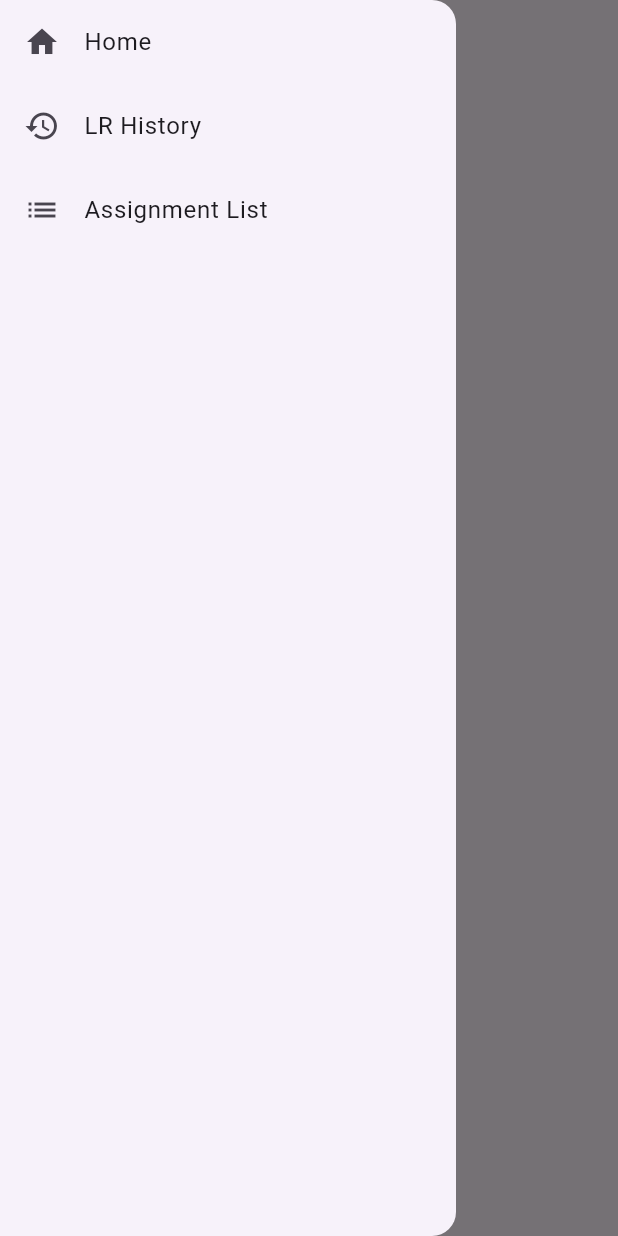
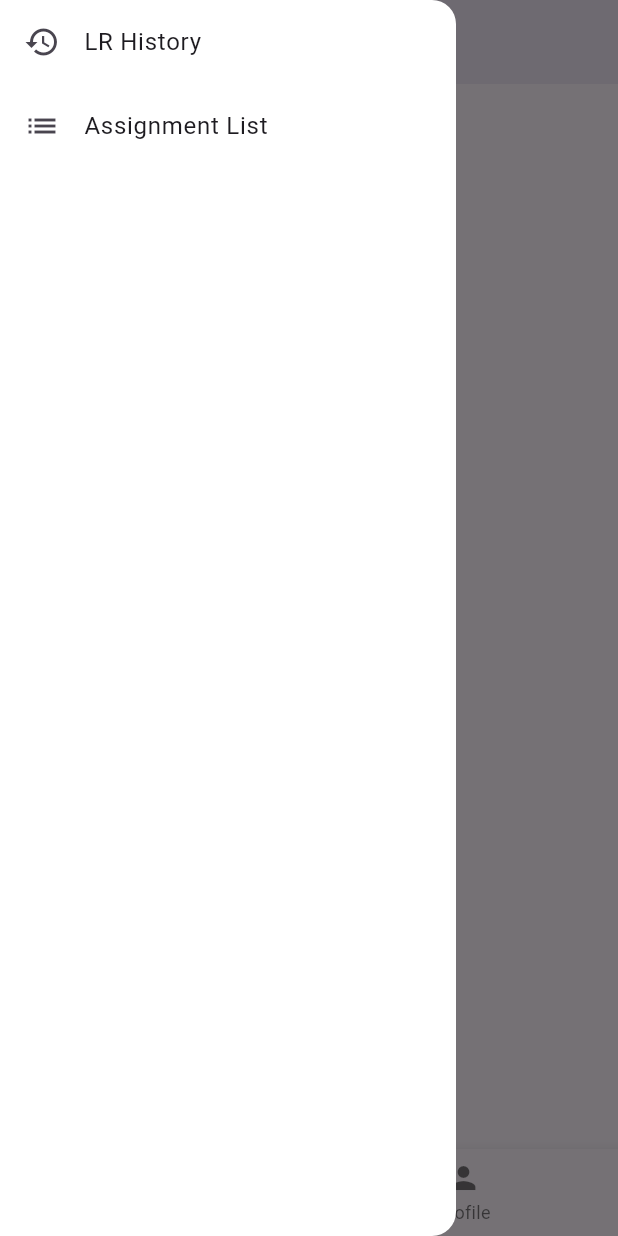
Before and after one commit to Sudharsanan11/Flutter-Project-EFF-, a Flutter app: the screen it shows after launch, with the side drawer open, on a phone screen of 412 x 824 dp. Run offline on Flutter 3.47's test engine with Material 3 defaults, Android fonts, the phone set to English and light mode, and no system bars; our stand-ins replace flutter_dotenv.

Commit message:
feat: configure routing and creating the page for doc list

```diff
--- /dev/null
+++ b/lib/api_service.dart
@@ -0,0 +1,31 @@
+import 'dart:convert';
+
+import 'package:flutter_dotenv/flutter_dotenv.dart';
+import 'package:http/http.dart' as http;
+
+
+class ApiService {
+  // final String baseurl = dotenv.env['API_BASE_URL']!;
+  // final String apikey = dotenv.env['API_KEY']!;
+  // final String apisecret = dotenv.env['API_SECRET']!;
+  final String baseurl = "http://192.168.1.18:8003";
+  final String apikey = "942e5fd49c7af84";
+  final String apiSecret = "87d8de62bc1b513";
+
+  Future<Map<String, dynamic>> getresources(String resource) async {
+    final url = "http://192.168.1.18:8003";
+    final response = await http.get(
+      Uri.parse(url+resource),
+      headers: {
+        'Content-Type': 'application/json',
+        'Authorization': 'token $apikey:$apiSecret',
+      },
+    );
+    if(response.statusCode == 200) {
+      return jsonDecode(response.body);
+    }
+    else {
+      throw Exception('Failed to load resources');
+    }
+  }
+}
--- a/lib/main.dart
+++ b/lib/main.dart
@@ -1,10 +1,21 @@
+import 'dart:async';
+import 'dart:convert';
+
 import 'package:flutter/material.dart';
 // import 'package:eff_logistics/modules/assigned_order.dart';
-import "package:erpnext_logistics_mobile/modules/form_view.dart";
+import "package:erpnext_logistics_mobile/modules/app_drawer.dart";
+import 'package:erpnext_logistics_mobile/modules/navigation_bar.dart';
+import 'package:flutter_dotenv/flutter_dotenv.dart';
+import "package:http/http.dart" as http;
+import 'package:erpnext_logistics_mobile/api_service.dart';
 
-void main() => runApp(const MaterialApp(
+Future<void> main() async{
+  // await dotenv.load(fileName: '.env');
+runApp( MaterialApp(
   home: EFF(),
 ));
+}
+
 
 class EFF extends StatefulWidget {
   const EFF({super.key});
@@ -13,117 +24,52 @@ class EFF extends StatefulWidget {
 }
 
 class _EFFState extends State<EFF> {
+  String value = "";
+
+  Future<void> _apicall() async{
+    final ApiService apiService = ApiService();
+    print("apicall");
+    print(apiService);
+    try {
+      final response = await apiService.getresources('/api/resource/Employee');
+      print(response);
+      setState(() {
+        value = response['data'].toString();
+      });
+    }
+  catch(e) {
+    print("execption");
+    print(e);
+    setState(() {
+      value = e.toString();
+    });
+  }
+}
   @override
   Widget build(BuildContext context) {
-    final List<Item> items = [
-      Item(name: "Home", icon: Icons.home),
-      Item(name: "LR History", icon: Icons.history),
-      Item(name: "Assignment List", icon: Icons.list)
-    ];
+
     return Scaffold(
       appBar: AppBar(
-        title: const Text("EFF Logistics"),
+        title: const Text("Home"),
+        elevation: 5.0,
+        // foregroundColor: Colors.grey,
       ),
-      /*drawer: Drawer(
-        child: ListView(
-          padding: EdgeInsets.zero,
-          children: <Widget>[
-            const UserAccountsDrawerHeader(
-              accountName: Text("User Name"),
-              accountEmail: Text("user@example.com"),
-              currentAccountPicture: CircleAvatar(
-                backgroundColor: Colors.white,
-                child: Text(
-                  "U",
-                  style: TextStyle(fontSize: 40.0),
-                ),
-              ),
-            ),
-            ListTile(
-              leading: const Icon(Icons.home),
-              title: const Text('Home'),
-              onTap: () {
-                Navigator.pop(context);
-              },
-            ),
-            ListTile(
-              leading: const Icon(Icons.access_time_filled_sharp),
-              title: const Text('LR History'),
-              onTap: () {
-                Navigator.pop(context);
-              },
-            ),
-            ListTile(
-              leading: const Icon(Icons.create),
-              title: const Text('Create LR'),
-              onTap: () {
-                Navigator.pop(context);
-              },
-            ),
-            ListTile(
-              leading: const Icon(Icons.check_circle),
-              title: const Text('Assigned Order'),
-              onTap: () {
-                Navigator.pop(context);
-                // Navigator.of(context).push(MaterialPageRoute(builder: (context)=>AssignedOrder()));
-              },
-            ),
-            ListTile(
-              leading: const Icon(Icons.local_shipping),
-              title: const Text('Dispatch List'),
-              onTap: () {
-                Navigator.pop(context);
-              },
-            ),
-            ListTile(
-              leading: const Icon(Icons.local_offer),
-              title: const Text('Expense Sheet'),
-              onTap: () {
-                Navigator.pop(context);
-              },
-            ),
-            ListTile(
-              leading: const Icon(Icons.account_balance_wallet),
-              title: const Text('Other Expense'),
-              onTap: () {
-                Navigator.pop(context);
-              },
-            ),
-            ListTile(
-              leading: const Icon(Icons.logout),
-              title: const Text('Logout'),
-              onTap: () {
-                Navigator.pop(context);
-              },
-            ),
-          ],
-        ),
-      ),*/
-      drawer: Drawer(
-        child: ListView.builder(
-          itemCount: items.length,
-          itemBuilder: (context, index) {
-            return ListTile(
-              leading: Icon(items[index].icon),
-              title: Text(items[index].name),
-              onTap: () {
-                Navigator.pushReplacement(context,
-                MaterialPageRoute(builder: (context) => FormView(itemName: items[index].name)));
-              },
-            );
-          }
-        ),
+      drawer: const AppDrawer(),
+      body: Center(
+        child: Column(children: [
+        ElevatedButton(onPressed: _apicall, child: const Text("eff")),
+        Text(value)
+        ],)
+
       ),
-      body: const Center(
-        child: Text("Welcome to EFF Logistics"),
-      ),
+      // floatingActionButton: FloatingActionButton(onPressed: () => apicall,),
+      bottomNavigationBar: BottomNavigation(),
     );
   }
+
 }
 
-class Item {
-  final String name;
-  final IconData icon;
 
-  Item({required this.name, required this.icon});
-}
+// void apicall() {
+//   print("apicall");
+// }
--- a/lib/modules/app_drawer.dart
+++ b/lib/modules/app_drawer.dart
@@ -1,4 +1,5 @@
 import "package:flutter/material.dart";
+import "package:erpnext_logistics_mobile/modules/doc_view.dart";
 
 class AppDrawer extends StatefulWidget {
   const AppDrawer({super.key});
@@ -10,6 +11,33 @@ class AppDrawer extends StatefulWidget {
 class _AppDrawerState extends State<AppDrawer> {
   @override
   Widget build(BuildContext context) {
-    return const Placeholder();
+    final List<Item> items = [
+      // Item(name: "Home", icon: Icons.home),
+      Item(name: "LR History", icon: Icons.history),
+      Item(name: "Assignment List", icon: Icons.list)
+    ];
+    return Drawer(
+      child: ListView.builder(
+        itemCount: items.length,
+        itemBuilder: (context, index) {
+          return ListTile(
+            leading: Icon(items[index].icon),
+            title: Text(items[index].name),
+            onTap: () {
+              Navigator.push(context,
+              MaterialPageRoute(builder: (context) => DocList(title: items[index].name)));
+            },
+          );
+        }
+      ),
+      backgroundColor: Colors.white,
+    );
   }
 }
+
+class Item {
+  final String name;
+  final IconData icon;
+
+  Item({required this.name, required this.icon});
+}
--- a/lib/modules/list_view.dart
+++ /dev/null
@@ -1,24 +0,0 @@
-import 'package:flutter/material.dart';
-
-class ListView extends StatefulWidget {
-  const ListView({super.key});
-
-  @override
-  State<ListView> createState() => _ListViewState();
-}
-
-class _ListViewState extends State<ListView> {
-  final String title = "";
-  @override
-  Widget build(BuildContext context) {
-    return Scaffold(
-      appBar: AppBar(
-        title: Text(title),
-        backgroundColor: Colors.blue,
-      ),
-      drawer: const Drawer(
-        backgroundColor: Colors.white,
-      ),
-    );
-  }
-}
--- /dev/null
+++ b/lib/modules/navigation_bar.dart
@@ -0,0 +1,44 @@
+import 'package:flutter/material.dart';
+import 'package:erpnext_logistics_mobile/main.dart';
+
+class BottomNavigation extends StatefulWidget {
+  const BottomNavigation({super.key});
+
+  @override
+  State<BottomNavigation> createState() => _BottomNavigationState();
+}
+
+class _BottomNavigationState extends State<BottomNavigation> {
+  int index = 0;
+  @override
+  Widget build(BuildContext context) {
+    return BottomNavigationBar(
+      currentIndex: index,
+      items: const [
+        BottomNavigationBarItem(
+          icon: Icon(Icons.home),
+          // backgroundColor: Colors.blue,
+          label: "Home"
+          ),
+        BottomNavigationBarItem(
+        icon: Icon(Icons.person),
+        // backgroundColor: Colors.blue,
+        label: "Profile",
+        )
+      ],
+      onTap: (currentIndex) {
+        setState(() {
+          index = currentIndex;
+          print(currentIndex);
+        });
+        if(currentIndex == 0) {
+          Navigator.push(context,
+          MaterialPageRoute(builder: (context)=> EFF()));
+        }
+        else if(currentIndex == 1) {
+          Navigator.push(context,
+          MaterialPageRoute(builder: (context)=> EFF()));
+        }
+      },);
+  }
+}
--- a/pubspec.yaml
+++ b/pubspec.yaml
@@ -31,10 +31,13 @@ dependencies:
   flutter:
     sdk: flutter
 
-
   # The following adds the Cupertino Icons font to your application.
   # Use with the CupertinoIcons class for iOS style icons.
+  flutter_dotenv: ^5.1.0
   cupertino_icons: ^1.0.6
+  http: ^1.2.1
+  connectivity_plus: ^6.0.3
+  internet_connection_checker: ^1.0.0+1
 
 dev_dependencies:
   flutter_test:
```
Also changed, not shown: lib/modules/doc_view.dart (added, +80 -0 lines), pubspec.lock, 5 other files.
